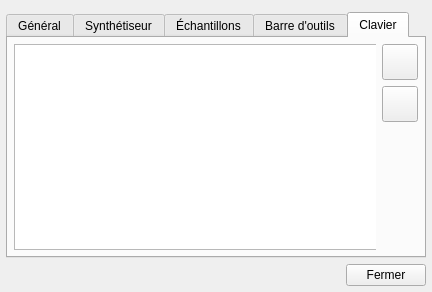
davy7125/polyphone, file trunk/gui_divers/config.ui: the form before one commit.
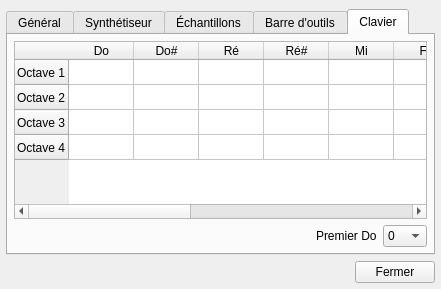
The form after the commit. The open tabs and pages were chosen to show the change. Icons and pictures are not drawn. Custom widgets are drawn as their Qt base class.

Commit message: integration of a new version of VMPK quicker operations in tables

Patch:
```diff
--- a/trunk/gui_divers/config.ui
+++ b/trunk/gui_divers/config.ui
@@ -9,8 +9,8 @@
    <rect>
     <x>0</x>
     <y>0</y>
-    <width>432</width>
-    <height>292</height>
+    <width>441</width>
+    <height>289</height>
    </rect>
   </property>
   <property name="windowTitle">
@@ -28,7 +28,7 @@
     <number>6</number>
    </property>
    <property name="topMargin">
-    <number>12</number>
+    <number>9</number>
    </property>
    <property name="rightMargin">
     <number>6</number>
@@ -1466,100 +1466,181 @@
       <attribute name="title">
        <string>Clavier</string>
       </attribute>
-      <layout class="QHBoxLayout" name="horizontalLayout_7">
+      <layout class="QGridLayout" name="gridLayout_8">
        <property name="margin">
         <number>6</number>
        </property>
-       <item>
+       <item row="1" column="1">
+        <widget class="QLabel" name="label_3">
+         <property name="text">
+          <string>Premier Do</string>
+         </property>
+        </widget>
+       </item>
+       <item row="1" column="2">
+        <widget class="QComboBox" name="comboDo">
+         <property name="currentIndex">
+          <number>0</number>
+         </property>
+         <item>
+          <property name="text">
+           <string>0</string>
+          </property>
+         </item>
+         <item>
+          <property name="text">
+           <string>12</string>
+          </property>
+         </item>
+         <item>
+          <property name="text">
+           <string>24</string>
+          </property>
+         </item>
+         <item>
+          <property name="text">
+           <string>36</string>
+          </property>
+         </item>
+         <item>
+          <property name="text">
+           <string>48</string>
+          </property>
+         </item>
+         <item>
+          <property name="text">
+           <string>60</string>
+          </property>
+         </item>
+         <item>
+          <property name="text">
+           <string>72</string>
+          </property>
+         </item>
+         <item>
+          <property name="text">
+           <string>84</string>
+          </property>
+         </item>
+        </widget>
+       </item>
+       <item row="1" column="0">
+        <spacer name="horizontalSpacer_6">
+         <property name="orientation">
+          <enum>Qt::Horizontal</enum>
+         </property>
+         <property name="sizeHint" stdset="0">
+          <size>
+           <width>40</width>
+           <height>20</height>
+          </size>
+         </property>
+        </spacer>
+       </item>
+       <item row="0" column="0" colspan="3">
         <widget class="TableKey" name="tableKeyboardMap">
-         <property name="styleSheet">
-          <string notr="true">
-
-QTableWidget
-{
-	margin-right: -2px;
-}</string>
-         </property>
          <property name="frameShape">
           <enum>QFrame::StyledPanel</enum>
          </property>
+         <property name="selectionMode">
+          <enum>QAbstractItemView::NoSelection</enum>
+         </property>
+         <property name="horizontalScrollMode">
+          <enum>QAbstractItemView::ScrollPerPixel</enum>
+         </property>
+         <attribute name="horizontalHeaderDefaultSectionSize">
+          <number>65</number>
+         </attribute>
+         <attribute name="verticalHeaderDefaultSectionSize">
+          <number>25</number>
+         </attribute>
+         <row>
+          <property name="text">
+           <string>Octave 1</string>
+          </property>
+         </row>
+         <row>
+          <property name="text">
+           <string>Octave 2</string>
+          </property>
+         </row>
+         <row>
+          <property name="text">
+           <string>Octave 3</string>
+          </property>
+         </row>
+         <row>
+          <property name="text">
+           <string>Octave 4</string>
+          </property>
+         </row>
+         <column>
+          <property name="text">
+           <string>Do</string>
+          </property>
+         </column>
+         <column>
+          <property name="text">
+           <string>Do#</string>
+          </property>
+         </column>
+         <column>
+          <property name="text">
+           <string>Ré</string>
+          </property>
+         </column>
+         <column>
+          <property name="text">
+           <string>Ré#</string>
+          </property>
+         </column>
+         <column>
+          <property name="text">
+           <string>Mi</string>
+          </property>
+         </column>
+         <column>
+          <property name="text">
+           <string>Fa</string>
+          </property>
+         </column>
+         <column>
+          <property name="text">
+           <string>Fa#</string>
+          </property>
+         </column>
+         <column>
+          <property name="text">
+           <string>Sol</string>
+          </property>
+         </column>
+         <column>
+          <property name="text">
+           <string>Sol#</string>
+          </property>
+         </column>
+         <column>
+          <property name="text">
+           <string>La</string>
+          </property>
+         </column>
+         <column>
+          <property name="text">
+           <string>La#</string>
+          </property>
+         </column>
+         <column>
+          <property name="text">
+           <string>Si</string>
+          </property>
+         </column>
+         <column>
+          <property name="text">
+           <string>Do</string>
+          </property>
+         </column>
         </widget>
        </item>
-       <item>
-        <layout class="QVBoxLayout" name="verticalLayout_8">
-         <item>
-          <widget class="QPushButton" name="pushOctavePlus">
-           <property name="minimumSize">
-            <size>
-             <width>36</width>
-             <height>36</height>
-            </size>
-           </property>
-           <property name="maximumSize">
-            <size>
-             <width>36</width>
-             <height>36</height>
-            </size>
-           </property>
-           <property name="text">
-            <string/>
-           </property>
-           <property name="icon">
-            <iconset resource="../ressources.qrc">
-             <normaloff>:/icones/octave_up</normaloff>:/icones/octave_up</iconset>
-           </property>
-           <property name="iconSize">
-            <size>
-             <width>32</width>
-             <height>32</height>
-            </size>
-           </property>
-          </widget>
-         </item>
-         <item>
-          <widget class="QPushButton" name="pushOctaveMoins">
-           <property name="minimumSize">
-            <size>
-             <width>36</width>
-             <height>36</height>
-            </size>
-           </property>
-           <property name="maximumSize">
-            <size>
-             <width>36</width>
-             <height>36</height>
-            </size>
-           </property>
-           <property name="text">
-            <string/>
-           </property>
-           <property name="icon">
-            <iconset resource="../ressources.qrc">
-             <normaloff>:/icones/octave_down</normaloff>:/icones/octave_down</iconset>
-           </property>
-           <property name="iconSize">
-            <size>
-             <width>32</width>
-             <height>32</height>
-            </size>
-           </property>
-          </widget>
-         </item>
-         <item>
-          <spacer name="verticalSpacer_3">
-           <property name="orientation">
-            <enum>Qt::Vertical</enum>
-           </property>
-           <property name="sizeHint" stdset="0">
-            <size>
-             <width>20</width>
-             <height>40</height>
-            </size>
-           </property>
-          </spacer>
-         </item>
-        </layout>
-       </item>
       </layout>
      </widget>
     </widget>
```
Left out of the diff: 5 changed lines with no effect on the pictures. The commit also changes 46 other files.
